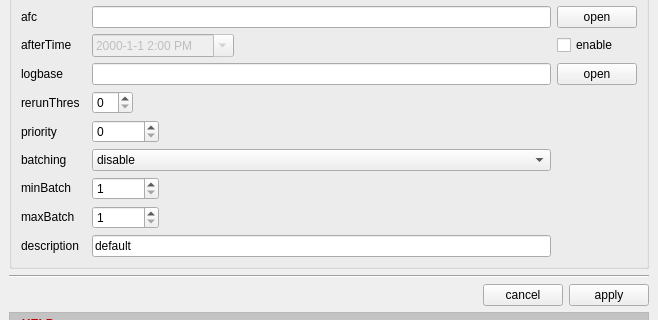
aumanimationstudios/rbhus, file rbhusUI/lib/rbhusEditMod.ui: the form before one commit; both pictures show x 0 to 658 and y 214 to 534 of the 658 by 749 pixel window.
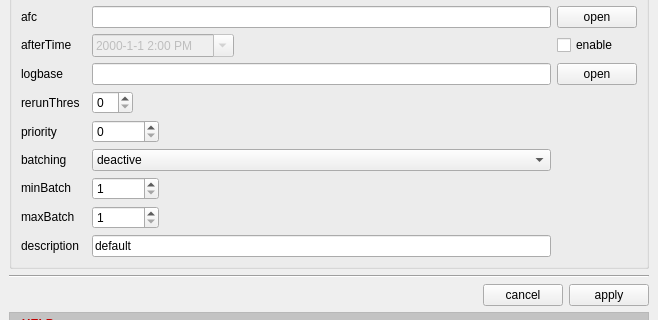
The form after the commit.

```diff
--- a/rbhusUI/lib/rbhusEditMod.ui
+++ b/rbhusUI/lib/rbhusEditMod.ui
@@ -478,7 +478,7 @@
          </property>
          <item>
           <property name="text">
-           <string>disable</string>
+           <string>deactive</string>
           </property>
          </item>
          <item>
```
Left out of the diff: 2 changed lines with no effect on the pictures.
